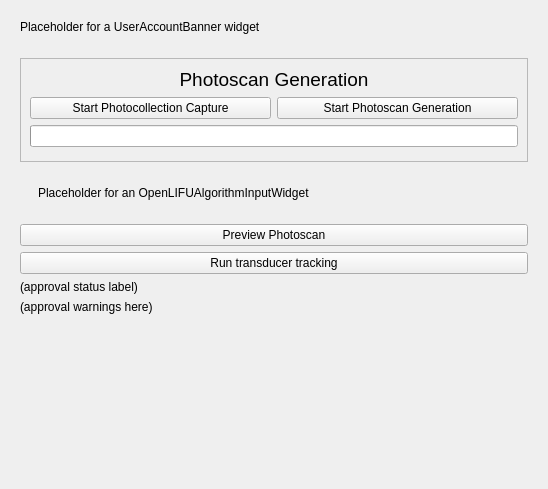
First picture: the form in OpenLIFUTransducerTracker/Resources/UI/OpenLIFUTransducerTracker.ui, repository OpenwaterHealth/SlicerOpenLIFU, before the edit.
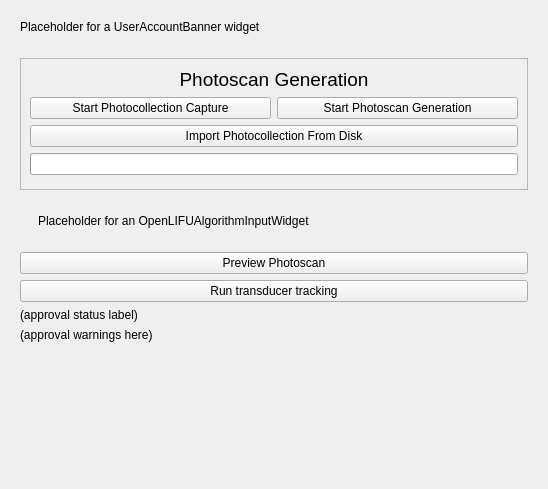
Second picture: the form after the edit. Custom widgets are drawn as their Qt base class.

Commit message:
Add import photocollection from disk functionality (#268)
- This involves a button in the TT module that is connected to a dialog
  defined in OpenLIFUData. The dialog was defined in OpenLIFUData for
  consistency with other related dialogs.

```diff
--- a/OpenLIFUTransducerTracker/Resources/UI/OpenLIFUTransducerTracker.ui
+++ b/OpenLIFUTransducerTracker/Resources/UI/OpenLIFUTransducerTracker.ui
@@ -79,6 +79,16 @@
            </item>
           </layout>
          </item>
+         <item>
+          <widget class="QPushButton" name="importPhotocollectionFromDiskButton">
+           <property name="toolTip">
+            <string>Import a photocollection from a directory of photos on disk</string>
+           </property>
+           <property name="text">
+            <string>Import Photocollection From Disk</string>
+           </property>
+          </widget>
+         </item>
          <item>
           <widget class="QProgressBar" name="photoscanGeneratorProgressBar">
            <property name="enabled">
```
The commit also changes 2 other files.
